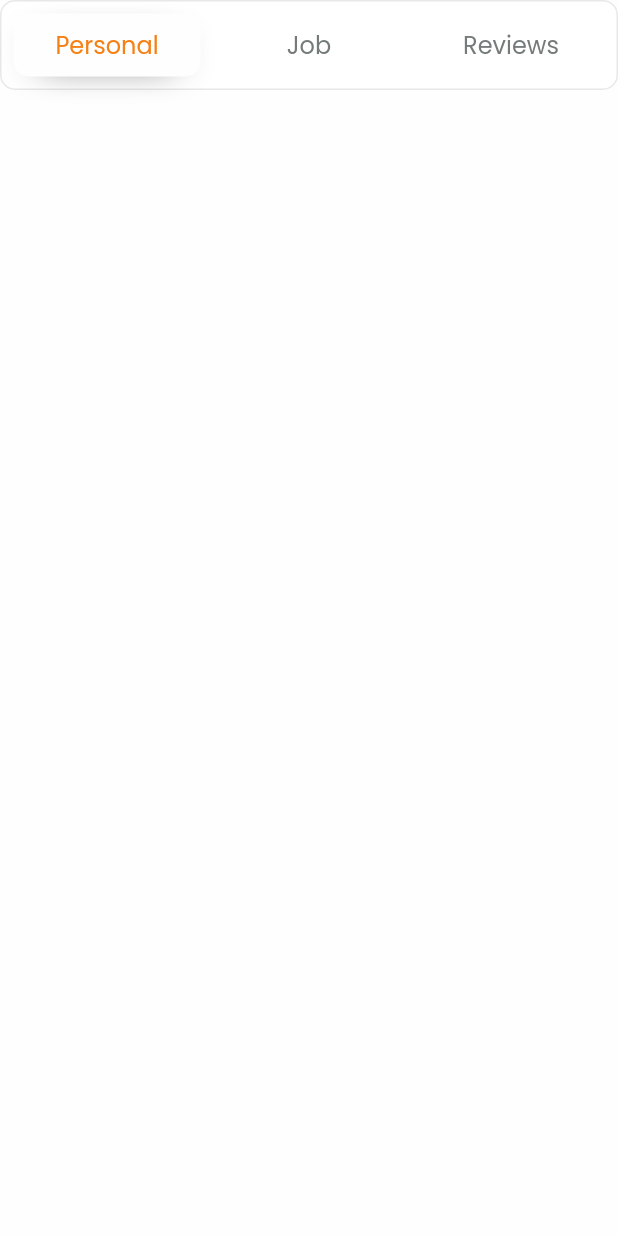
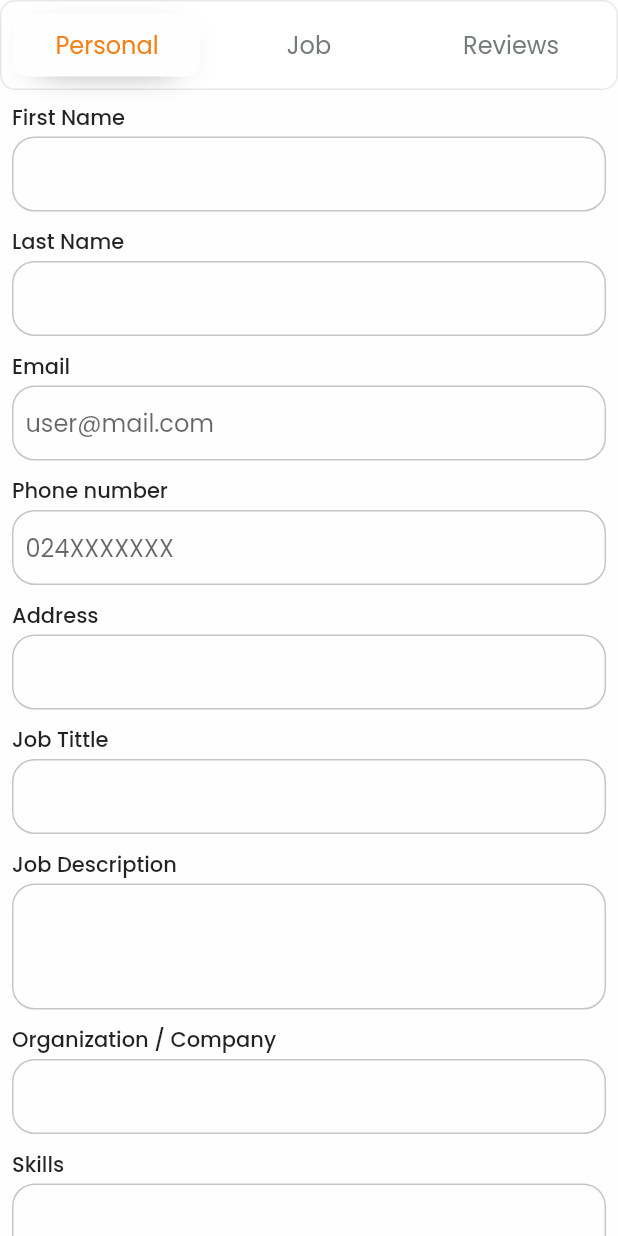
Before and after one commit to joelaj06/bookme, a Flutter app: the UserProfileScreen screen opened by its route, on a phone screen of 412 x 824 dp. Run offline on Flutter 3.47's test engine with Material 2 defaults, Android fonts, the phone set to English and light mode, and no system bars; our stand-ins replace calendar_date_picker2, full_screen_image, get, ionicons; missing offline and left inert: panara_dialogs.

Commit message:
Implemented user personal profile - UI

```diff
--- a/lib/core/presentation/widgets/app_button.dart
+++ b/lib/core/presentation/widgets/app_button.dart
@@ -11,6 +11,7 @@ class AppButton extends StatefulWidget {
       this.loading = false,
       this.enabled = true,
       required this.text,
+        this.fontSize,
         this.backgroundColor =SecondaryColor.color,
       Key? key})
       : super(key: key);
@@ -20,6 +21,7 @@ class AppButton extends StatefulWidget {
   final bool enabled;
   final String text;
   late  Color backgroundColor;
+  final double? fontSize;
 
   @override
   State<AppButton> createState() => _AppButtonState();
@@ -81,7 +83,7 @@ class _AppButtonState extends State<AppButton> {
                     color: widget.enabled || widget.loading
                         ? Colors.white
                         : HintColor.color.shade50.withOpacity(0.5),
-                    fontSize: 22),
+                    fontSize: widget.fontSize?? 22),
               ),
             ),
           ),
--- a/lib/core/presentation/widgets/app_text_input_field.dart
+++ b/lib/core/presentation/widgets/app_text_input_field.dart
@@ -120,6 +120,7 @@ class _AppTextInputFieldState extends State<AppTextInputField> {
             children: <Widget>[
               Expanded(
                 child: TextFormField(
+
                   initialValue: widget.initialValue,
                   onTap: widget.onTap,
                   readOnly: widget.readOnly ?? false,
--- a/lib/features/bookme/presentation/service_agent/screens/service_agent_screen.dart
+++ b/lib/features/bookme/presentation/service_agent/screens/service_agent_screen.dart
@@ -254,7 +254,7 @@ class ServiceAgentScreen extends GetView<ServiceAgentController> {
                     ))
                 .toList(),
           ),
-        )
+        ),
       ],
     );
   }
--- a/lib/features/bookme/presentation/user_profile/getx/user_profile_controller.dart
+++ b/lib/features/bookme/presentation/user_profile/getx/user_profile_controller.dart
@@ -1,13 +1,70 @@
 import 'package:flutter/material.dart';
 import 'package:get/get.dart';
 
-class UserProfileController extends GetxController{
+class UserProfileController extends GetxController {
 
   //reactive variables
   RxInt pageIndex = 0.obs;
+  RxString firstName = ''.obs;
+  RxString lastName = ''.obs;
+  RxString email = ''.obs;
+  RxString address = ''.obs;
+  RxString jobTitle = ''.obs;
+  RxString jobDescription = ''.obs;
+  RxString company = ''.obs;
+  RxString skill = ''.obs;
+  RxList<String> skills = <String>[].obs;
+  Rx<TextEditingController> skillTextEditingController =
+      TextEditingController().obs;
 
 
   PageController pageController = PageController(initialPage: 0);
+
+
+  @override
+  void dispose() {
+    pageController.dispose();
+    super.dispose();
+  }
+
+
+  void onChipDeleted(int index){
+    skills.removeAt(index);
+  }
+
+  void onFirstNameInputChanged(String value) {
+    firstName(value);
+  }
+
+  void onSkillInputChanged() {
+    skills.add(skillTextEditingController.value.text);
+    skillTextEditingController.value.text = '';
+    skill('');
+  }
+
+  void onLastNameInputChanged(String value) {
+    lastName(value);
+  }
+
+  void onEmailInputChanged(String value) {
+    email(value);
+  }
+
+  void onAddressInputChanged(String value) {
+    address(value);
+  }
+
+  void onJobTitleInputChanged(String value) {
+    jobTitle(value);
+  }
+
+  void onJobDescriptionInputChanged(String value) {
+    firstName(value);
+  }
+
+  void onCompanyInputChanged(String value) {
+    firstName(value);
+  }
 
   void navigatePages(int index) {
     pageController.animateToPage(
--- a/lib/features/bookme/presentation/user_profile/screens/user_profile_screen.dart
+++ b/lib/features/bookme/presentation/user_profile/screens/user_profile_screen.dart
@@ -1,3 +1,4 @@
+import 'package:bookme/core/presentation/widgets/app_button.dart';
 import 'package:flutter/material.dart';
 import 'package:get/get.dart';
 
@@ -5,7 +6,9 @@ import '../../../../../core/presentation/theme/hint_color.dart';
 import '../../../../../core/presentation/theme/primary_color.dart';
 import '../../../../../core/presentation/utitls/app_padding.dart';
 import '../../../../../core/presentation/utitls/app_spacing.dart';
+import '../../../../../core/presentation/widgets/app_text_input_field.dart';
 import '../getx/user_profile_controller.dart';
+
 class UserProfileScreen extends GetView<UserProfileController> {
   const UserProfileScreen({Key? key}) : super(key: key);
 
@@ -16,7 +19,8 @@ class UserProfileScreen extends GetView<UserProfileController> {
         child: Column(
           children: <Widget>[
             _buildTabHeader(context),
-            Expanded(child: _buildTabPage(context),
+            Expanded(
+              child: _buildTabPage(context),
             ),
           ],
         ),
@@ -24,26 +28,157 @@ class UserProfileScreen extends GetView<UserProfileController> {
     );
   }
 
-  Widget _buildTabPage(BuildContext context){
+  Widget _buildTabPage(BuildContext context) {
     return PageView(
       controller: controller.pageController,
       onPageChanged: controller.onPageChanged,
       children: <Widget>[
-        _buildPersonalProfilePage(context),
+        SingleChildScrollView(
+          physics: const BouncingScrollPhysics(),
+          child: _buildPersonalProfilePage(context),
+        ),
         _buildJobsHistoryPage(context),
         _buildJobsReviewPage(context),
       ],
     );
   }
 
-  Widget _buildPersonalProfilePage(BuildContext context){
+  Widget _buildPersonalProfilePage(BuildContext context) {
+    final double width = MediaQuery.of(context).size.width;
+    return Padding(
+      padding: const EdgeInsets.all(8.0),
+      child: Column(
+        children: <Widget>[
+          AppTextInputField(
+            labelText: 'First Name',
+          ),
+          const AppSpacing(
+            v: 10,
+          ),
+          AppTextInputField(
+            labelText: 'Last Name',
+          ),
+          const AppSpacing(
+            v: 10,
+          ),
+          AppTextInputField(
+            labelText: 'Email',
+            hintText: 'user@mail.com',
+          ),
+          const AppSpacing(
+            v: 10,
+          ),
+          AppTextInputField(
+            labelText: 'Phone number',
+            hintText: '024XXXXXXX',
+          ),
+          const AppSpacing(
+            v: 10,
+          ),
+          AppTextInputField(
+            labelText: 'Address',
+          ),
+          const AppSpacing(
+            v: 10,
+          ),
+          AppTextInputField(
+            labelText: 'Job Tittle',
+          ),
+          const AppSpacing(
+            v: 10,
+          ),
+          AppTextInputField(
+            labelText: 'Job Description',
+            maxLines: 3,
+          ),
+          const AppSpacing(
+            v: 10,
+          ),
+          AppTextInputField(
+            labelText: 'Organization / Company',
+            // infoText: 'Use your name if you don\'t belong to any company',
+          ),
+          const AppSpacing(
+            v: 10,
+          ),
+          _buildSkillsContainer(width),
+          const AppSpacing(
+            v: 20,
+          ),
+          SizedBox(
+            height: 60,
+            child: AppButton(
+              onPressed: () {},
+              text: 'Update Profile',
+              fontSize: 18,
+            ),
+          )
+        ],
+      ),
+    );
+  }
+
+  Column _buildSkillsContainer(double width) {
+    return Column(
+      children: <Widget>[
+        Obx(
+          () => AppTextInputField(
+            controller: controller.skillTextEditingController.value,
+            labelText: 'Skills',
+            onChanged: (String value) {
+              controller.skill(value);
+            },
+            suffixIcon: controller.skill.value.length < 2
+                ? null
+                : IconButton(
+                    onPressed: () {
+                      controller.onSkillInputChanged();
+                    },
+                    icon: const Icon(Icons.add),
+                  ),
+          ),
+        ),
+        const AppSpacing(
+          v: 10,
+        ),
+        Obx(
+          () => controller.skills.isEmpty
+              ? const SizedBox.shrink()
+              : Container(
+                  width: width,
+                  decoration: BoxDecoration(
+                    borderRadius: BorderRadius.circular(15),
+                    border: Border.all(
+                      color: HintColor.color.shade50,
+                    ),
+                  ),
+                  child: Obx(
+                    () => Wrap(
+                      children: List<Widget>.generate(
+                        controller.skills.length,
+                        (int index) => Padding(
+                          padding: const EdgeInsets.all(2.0),
+                          child: Chip(
+                            label: Text(controller.skills[index]),
+                            onDeleted: () {
+                              controller.onChipDeleted(index);
+                            },
+                          ),
+                        ),
+                      ),
+                    ),
+                  ),
+                ),
+        )
+      ],
+    );
+  }
+
+  Widget _buildJobsHistoryPage(BuildContext context) {
     return Container();
   }
 
-  Widget _buildJobsHistoryPage(BuildContext context){
-    return Container();
-  }
-  Widget _buildJobsReviewPage(BuildContext context){
+  Widget _buildJobsReviewPage(BuildContext context) {
     return Container();
   }
 
```
Lines whose indentation alone changed are shown as unchanged.
